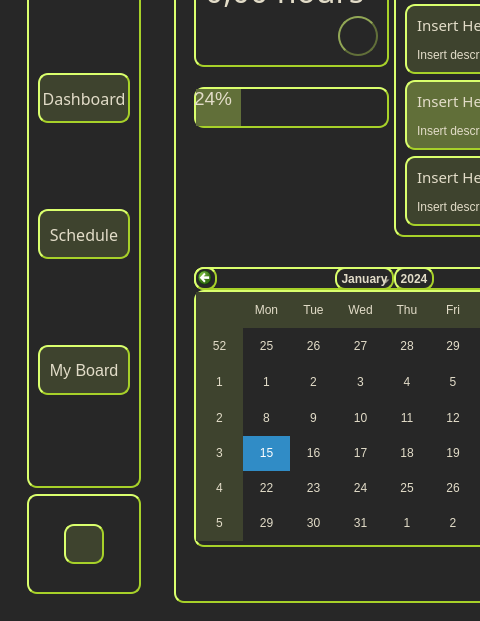
Qt form interface.ui (gmoreno-dev/RotinaZilla) before a commit; both pictures show x 0 to 480 and y 131 to 752 of the 1111 by 752 pixel window.
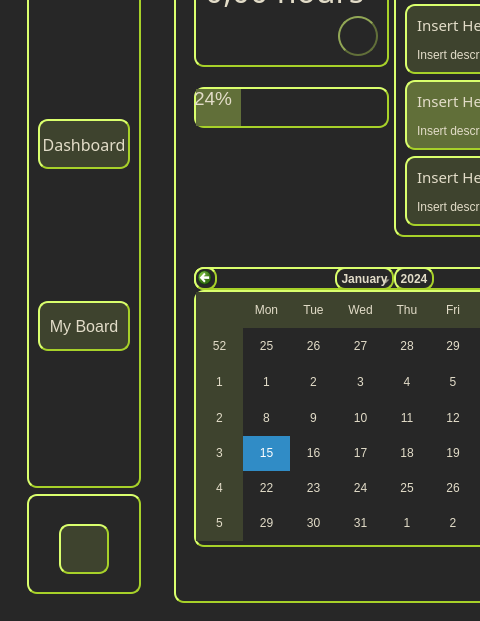
The same form after that commit. Icons and pictures are not drawn.

```diff
--- a/interface.ui
+++ b/interface.ui
@@ -163,33 +163,6 @@
                </property>
               </widget>
              </item>
-             <item>
-              <widget class="QPushButton" name="pushButton_2">
-               <property name="maximumSize">
-                <size>
-                 <width>16777215</width>
-                 <height>50</height>
-                </size>
-               </property>
-               <property name="font">
-                <font>
-                 <family>Panton-Trial</family>
-                 <pointsize>12</pointsize>
-                </font>
-               </property>
-               <property name="styleSheet">
-                <string notr="true">color: rgb(226, 220, 200);
-border-color: rgb(167, 209, 41);
-border-width: 2px;
-border-radius: 10px;
-border-style: outset;
-background-color: #3E432E;</string>
-               </property>
-               <property name="text">
-                <string>Schedule</string>
-               </property>
-              </widget>
-             </item>
              <item>
               <widget class="QPushButton" name="pushButton_3">
                <property name="maximumSize">
@@ -245,8 +218,8 @@
               <widget class="QPushButton" name="pushButton_4">
                <property name="minimumSize">
                 <size>
-                 <width>40</width>
-                 <height>40</height>
+                 <width>50</width>
+                 <height>50</height>
                 </size>
                </property>
                <property name="maximumSize">
@@ -272,8 +245,8 @@
                </property>
                <property name="iconSize">
                 <size>
-                 <width>20</width>
-                 <height>20</height>
+                 <width>30</width>
+                 <height>30</height>
                 </size>
                </property>
               </widget>
```
Left out of the diff: 132 changed lines with no effect on the pictures. Lines whose indentation alone changed are shown as unchanged.
